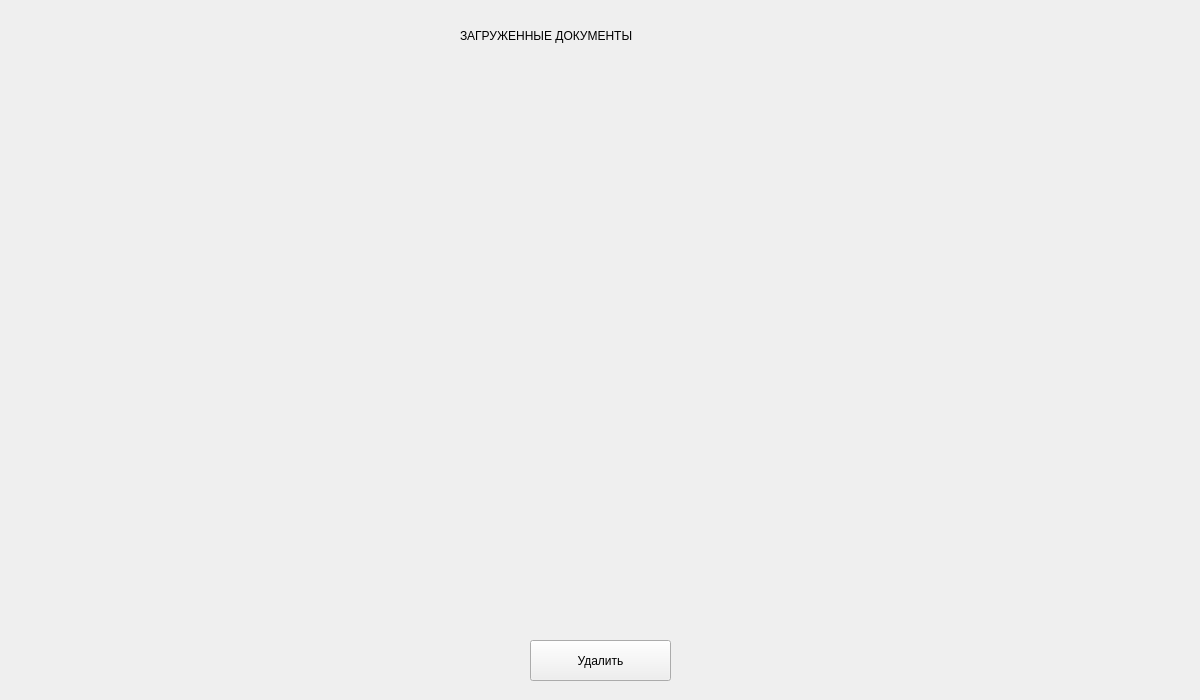
First picture: the form in gui/ui/data.ui, repository kyrvvwfzhy-code/innovation_proposal_checking, before the edit.
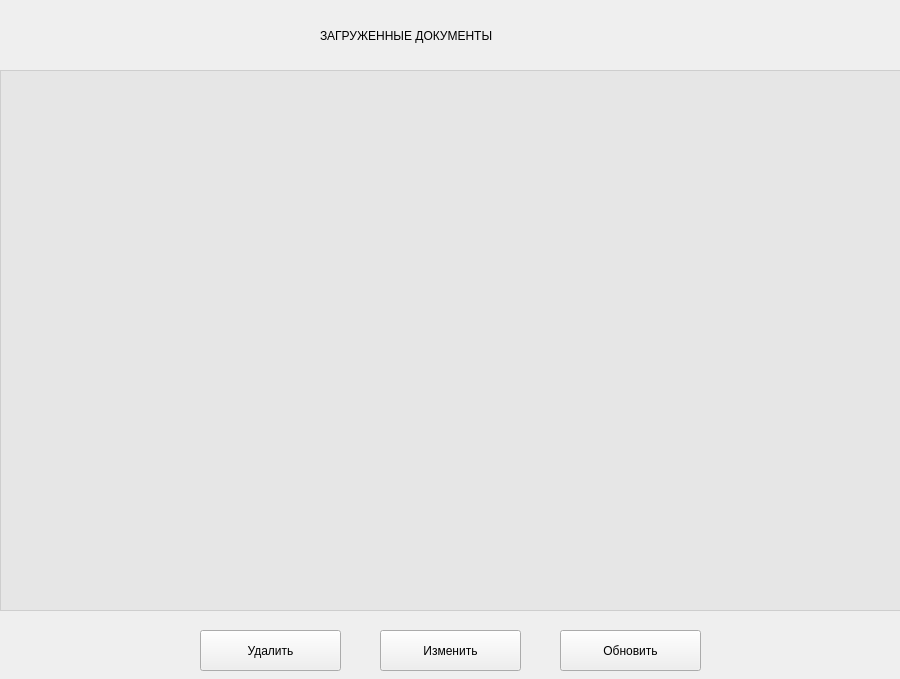
Second picture: the form after the edit.

Patch:
```diff
--- a/gui/ui/data.ui
+++ b/gui/ui/data.ui
@@ -6,8 +6,8 @@
    <rect>
     <x>0</x>
     <y>0</y>
-    <width>1200</width>
-    <height>700</height>
+    <width>900</width>
+    <height>679</height>
    </rect>
   </property>
   <property name="windowTitle">
@@ -16,7 +16,7 @@
   <widget class="QLabel" name="label">
    <property name="geometry">
     <rect>
-     <x>460</x>
+     <x>320</x>
      <y>10</y>
      <width>291</width>
      <height>51</height>
@@ -32,8 +32,8 @@
   <widget class="QPushButton" name="pushButton">
    <property name="geometry">
     <rect>
-     <x>530</x>
-     <y>640</y>
+     <x>200</x>
+     <y>630</y>
      <width>141</width>
      <height>41</height>
     </rect>
@@ -42,6 +42,51 @@
     <string>Удалить</string>
    </property>
   </widget>
+  <widget class="QFrame" name="frame_3">
+   <property name="geometry">
+    <rect>
+     <x>0</x>
+     <y>70</y>
+     <width>901</width>
+     <height>541</height>
+    </rect>
+   </property>
+   <property name="styleSheet">
+    <string notr="true">background-color: rgba(218, 218, 218, 100);</string>
+   </property>
+   <property name="frameShape">
+    <enum>QFrame::StyledPanel</enum>
+   </property>
+   <property name="frameShadow">
+    <enum>QFrame::Raised</enum>
+   </property>
+  </widget>
+  <widget class="QPushButton" name="pushButton_2">
+   <property name="geometry">
+    <rect>
+     <x>380</x>
+     <y>630</y>
+     <width>141</width>
+     <height>41</height>
+    </rect>
+   </property>
+   <property name="text">
+    <string>Изменить</string>
+   </property>
+  </widget>
+  <widget class="QPushButton" name="pushButton_3">
+   <property name="geometry">
+    <rect>
+     <x>560</x>
+     <y>630</y>
+     <width>141</width>
+     <height>41</height>
+    </rect>
+   </property>
+   <property name="text">
+    <string>Обновить</string>
+   </property>
+  </widget>
  </widget>
  <resources/>
  <connections/>
```
Left out of the diff: 2 changed lines with no effect on the pictures.
